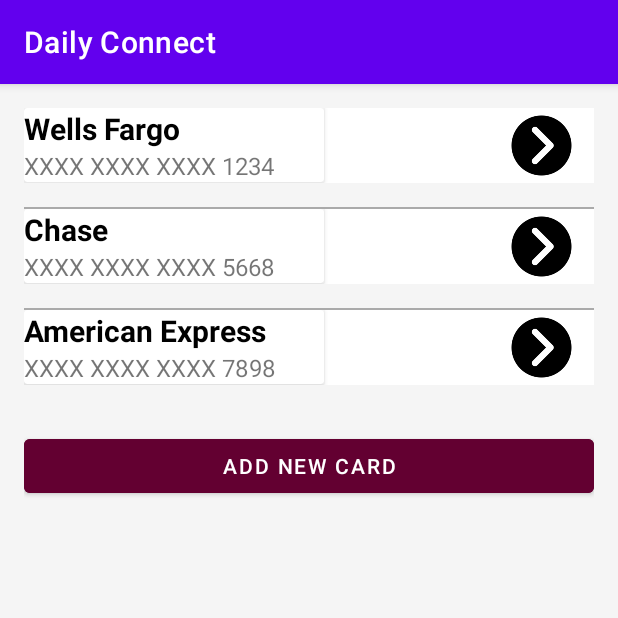
After one commit to pranavganeshvt/DailyConnect, an Android app: the DisplayCardsActivity screen opened directly, with no data from a screen before it, on a phone screen of 412 x 824 dp, the top half of it. The commit adds this screen. Run offline under Robolectric (Android 15) with nearby library versions, the phone set to English and light mode, and no system bars.

```diff
--- a/app/src/main/AndroidManifest.xml
+++ b/app/src/main/AndroidManifest.xml
@@ -11,6 +11,12 @@
         android:supportsRtl="true"
         android:theme="@style/Theme.DailyConnect"
         tools:targetApi="31">
+        <activity
+            android:name=".DisplayCardsActivity"
+            android:exported="false" />
+        <activity
+            android:name=".PaymentActivity"
+            android:exported="false" />
         <activity
             android:name=".HomePageActivity"
             android:exported="false" />
--- /dev/null
+++ b/app/src/main/java/com/example/dailyconnect/DisplayCardsActivity.kt
@@ -0,0 +1,11 @@
+package com.example.dailyconnect
+
+import androidx.appcompat.app.AppCompatActivity
+import android.os.Bundle
+
+class DisplayCardsActivity : AppCompatActivity() {
+    override fun onCreate(savedInstanceState: Bundle?) {
+        super.onCreate(savedInstanceState)
+        setContentView(R.layout.activity_display_cards)
+    }
+}
--- /dev/null
+++ b/app/src/main/res/layout/activity_display_cards.xml
@@ -0,0 +1,145 @@
+<?xml version="1.0" encoding="utf-8"?>
+<androidx.constraintlayout.widget.ConstraintLayout xmlns:android="http://schemas.android.com/apk/res/android"
+    xmlns:app="http://schemas.android.com/apk/res-auto"
+    xmlns:tools="http://schemas.android.com/tools"
+    android:layout_width="match_parent"
+    android:layout_height="match_parent"
+    tools:context=".DisplayCardsActivity">
+    <LinearLayout
+        android:layout_width="match_parent"
+        android:layout_height="match_parent"
+        android:orientation="vertical"
+        android:background="@color/white_smoke"
+        android:padding="16dp">
+        <LinearLayout
+            android:layout_width="match_parent"
+            android:layout_height="wrap_content"
+            android:background="@color/white"
+            android:orientation="horizontal">
+<androidx.cardview.widget.CardView
+    android:layout_width="wrap_content"
+    android:layout_height="wrap_content">
+    <LinearLayout
+        android:layout_width="200dp"
+        android:layout_height="wrap_content"
+        android:orientation="vertical">
+        <TextView
+            android:layout_width="match_parent"
+            android:layout_height="wrap_content"
+            android:text="Wells Fargo"
+            android:textColor="@color/black"
+            android:textSize="20sp"
+            android:textStyle="bold"/>
+
+        <TextView
+            android:layout_width="match_parent"
+            android:layout_height="wrap_content"
+            android:text="XXXX XXXX XXXX 1234"
+            android:textSize="16sp"/>
+    </LinearLayout>
+</androidx.cardview.widget.CardView>
+
+            <ImageButton
+                android:layout_marginLeft="120dp"
+                android:layout_width="50dp"
+                android:layout_height="50dp"
+                android:background="@color/white"
+                android:scaleType="fitXY"
+                app:srcCompat="@drawable/arrow" />
+        </LinearLayout>
+        <View
+            android:layout_width="match_parent"
+            android:layout_height="1dp"
+            android:layout_marginTop="16dp"
+            android:background="@android:color/darker_gray"/>
+        <LinearLayout
+            android:layout_width="match_parent"
+            android:layout_height="wrap_content"
+            android:background="@color/white"
+            android:orientation="horizontal">
+            <androidx.cardview.widget.CardView
+                android:layout_width="wrap_content"
+                android:layout_height="wrap_content">
+                <LinearLayout
+                    android:layout_width="200dp"
+                    android:layout_height="wrap_content"
+                    android:orientation="vertical">
+                    <TextView
+                        android:layout_width="match_parent"
+                        android:layout_height="wrap_content"
+                        android:text="Chase"
+                        android:textColor="@color/black"
+                        android:textSize="20sp"
+                        android:textStyle="bold"/>
+
+                    <TextView
+                        android:layout_width="match_parent"
+                        android:layout_height="wrap_content"
+                        android:text="XXXX XXXX XXXX 5668"
+                        android:textSize="16sp"/>
+                </LinearLayout>
+            </androidx.cardview.widget.CardView>
+
+            <ImageButton
+                android:layout_marginLeft="120dp"
+                android:layout_width="50dp"
+                android:layout_height="50dp"
+                android:background="@color/white"
+                android:scaleType="fitXY"
+                app:srcCompat="@drawable/arrow" />
+        </LinearLayout>
+
+        <View
+            android:layout_width="match_parent"
+            android:layout_height="1dp"
+            android:layout_marginTop="16dp"
+            android:background="@android:color/darker_gray"/>
+
+    <LinearLayout
+        android:layout_width="match_parent"
+        android:layout_height="wrap_content"
+        android:background="@color/white"
+        android:orientation="horizontal">
+        <androidx.cardview.widget.CardView
+            android:layout_width="wrap_content"
+            android:layout_height="wrap_content">
+            <LinearLayout
+                android:layout_width="200dp"
+                android:layout_height="wrap_content"
+                android:orientation="vertical">
+                <TextView
+                    android:layout_width="match_parent"
+                    android:layout_height="wrap_content"
+                    android:text="American Express"
+                    android:textColor="@color/black"
+                    android:textSize="20sp"
+                    android:textStyle="bold"/>
+
+                <TextView
+                    android:layout_width="match_parent"
+                    android:layout_height="wrap_content"
+                    android:text="XXXX XXXX XXXX 7898"
+                    android:textSize="16sp"/>
+            </LinearLayout>
+        </androidx.cardview.widget.CardView>
+
+        <ImageButton
+            android:layout_marginLeft="120dp"
+            android:layout_width="50dp"
+            android:layout_height="50dp"
+            android:background="@color/white"
+            android:scaleType="fitXY"
+            app:srcCompat="@drawable/arrow" />
+    </LinearLayout>
+        <Space
+            android:layout_width="match_parent"
+            android:layout_height="30dp" />
+        <Button
+        android:layout_width="match_parent"
+        android:layout_height="wrap_content"
+        android:text="Add new card"
+            android:backgroundTint="@color/appColor"
+            />
+    </LinearLayout>
+
+</androidx.constraintlayout.widget.ConstraintLayout>
--- a/app/src/main/res/values/colors.xml
+++ b/app/src/main/res/values/colors.xml
@@ -7,4 +7,9 @@
     <color name="teal_700">#FF018786</color>
     <color name="black">#FF000000</color>
     <color name="white">#FFFFFFFF</color>
+    <color name="light_grey">#D3D3D3</color>
+    <color name="white_smoke">#F5F5F5</color>
+    <color name="yellow">#FFFF00</color>
+    <color name="appColor">#630031</color>
+
 </resources>
```
Also changed, not shown: app/src/main/res/drawable/arrow.png (added).
